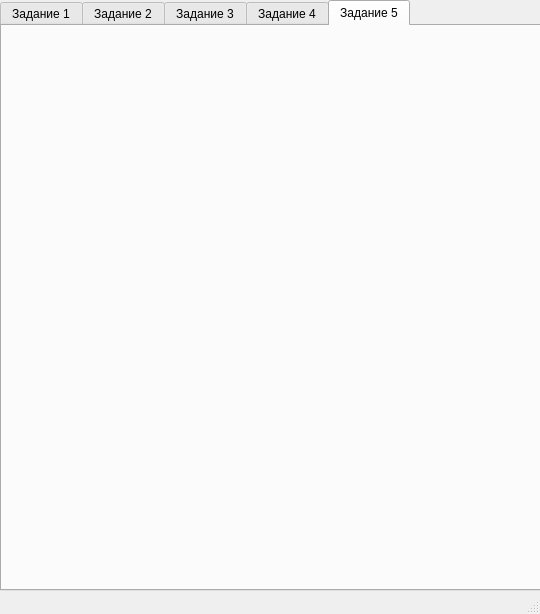
AtShell/TestForPNPPK, file mainwindow.ui: the form before one commit.
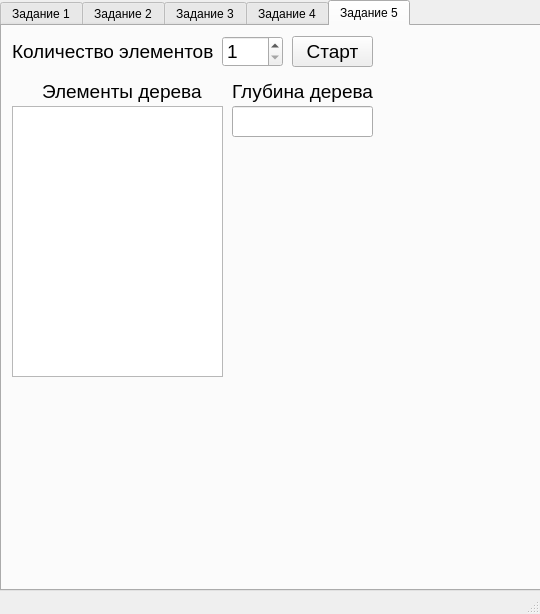
The form after the commit. The open tabs and pages were chosen to show the change.

Commit message: Task 5-ready

What changed in the file:
```diff
--- a/mainwindow.ui
+++ b/mainwindow.ui
@@ -456,6 +456,127 @@
      <attribute name="title">
       <string>Задание 5</string>
      </attribute>
+     <widget class="QListWidget" name="listWidget_5">
+      <property name="geometry">
+       <rect>
+        <x>10</x>
+        <y>80</y>
+        <width>211</width>
+        <height>271</height>
+       </rect>
+      </property>
+     </widget>
+     <widget class="QPushButton" name="pushButton_5">
+      <property name="geometry">
+       <rect>
+        <x>290</x>
+        <y>10</y>
+        <width>81</width>
+        <height>31</height>
+       </rect>
+      </property>
+      <property name="font">
+       <font>
+        <pointsize>14</pointsize>
+       </font>
+      </property>
+      <property name="text">
+       <string>Старт</string>
+      </property>
+     </widget>
+     <widget class="QSpinBox" name="spinBox_2">
+      <property name="geometry">
+       <rect>
+        <x>220</x>
+        <y>10</y>
+        <width>61</width>
+        <height>31</height>
+       </rect>
+      </property>
+      <property name="font">
+       <font>
+        <pointsize>14</pointsize>
+       </font>
+      </property>
+      <property name="minimum">
+       <number>1</number>
+      </property>
+      <property name="maximum">
+       <number>100</number>
+      </property>
+     </widget>
+     <widget class="QLabel" name="label_9">
+      <property name="geometry">
+       <rect>
+        <x>10</x>
+        <y>10</y>
+        <width>211</width>
+        <height>31</height>
+       </rect>
+      </property>
+      <property name="font">
+       <font>
+        <pointsize>14</pointsize>
+       </font>
+      </property>
+      <property name="text">
+       <string>Количество элементов</string>
+      </property>
+     </widget>
+     <widget class="QLabel" name="label_10">
+      <property name="geometry">
+       <rect>
+        <x>40</x>
+        <y>50</y>
+        <width>161</width>
+        <height>31</height>
+       </rect>
+      </property>
+      <property name="font">
+       <font>
+        <pointsize>14</pointsize>
+       </font>
+      </property>
+      <property name="text">
+       <string>Элементы дерева</string>
+      </property>
+     </widget>
+     <widget class="QLineEdit" name="lineEdit_5">
+      <property name="geometry">
+       <rect>
+        <x>230</x>
+        <y>80</y>
+        <width>141</width>
+        <height>31</height>
+       </rect>
+      </property>
+      <property name="font">
+       <font>
+        <pointsize>14</pointsize>
+       </font>
+      </property>
+      <property name="readOnly">
+       <bool>true</bool>
+      </property>
+     </widget>
+     <widget class="QLabel" name="label_11">
+      <property name="geometry">
+       <rect>
+        <x>230</x>
+        <y>50</y>
+        <width>151</width>
+        <height>31</height>
+       </rect>
+      </property>
+      <property name="font">
+       <font>
+        <pointsize>14</pointsize>
+       </font>
+      </property>
+      <property name="text">
+       <string>Глубина дерева</string>
+      </property>
+     </widget>
     </widget>
    </widget>
   </widget>
```
Left out of the diff: 2 changed lines with no effect on the pictures. The commit also changes 2 other files.
